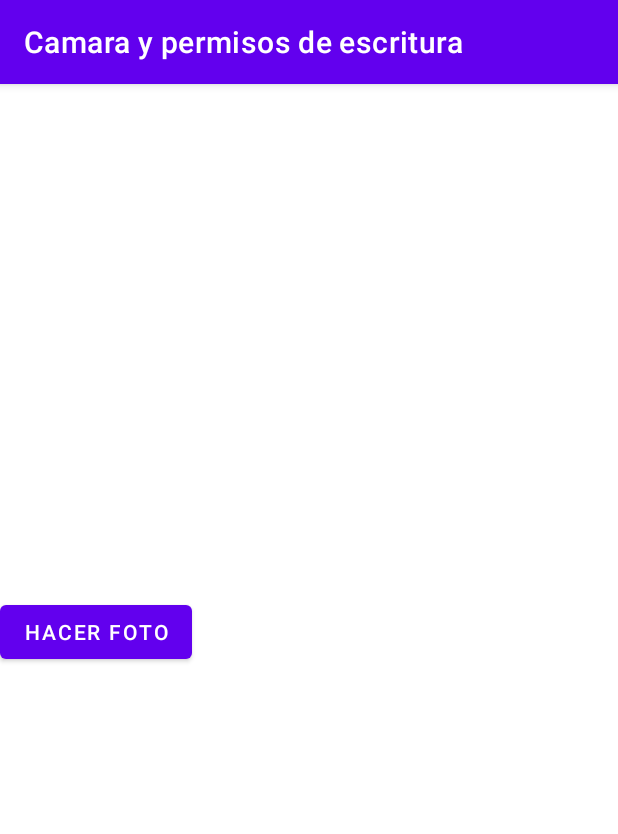
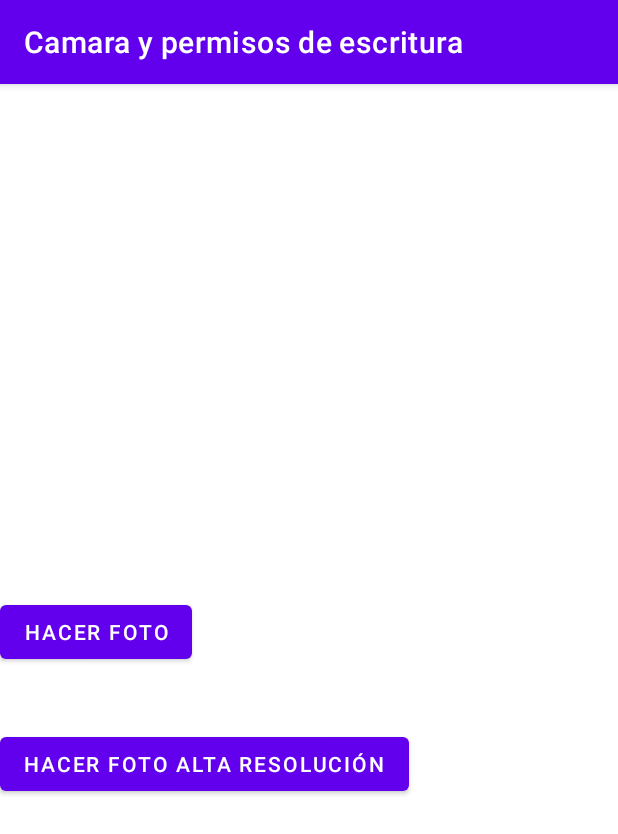
Before and after one commit to mpgprofe/Camaraypermisosdeescritura, an Android app: the screen it shows after launch (MainActivity), on a phone screen of 412 x 824 dp. Shown: the top 834 px of the screen. Run offline under Robolectric (Android 15) with nearby library versions, the phone set to English and light mode, and no system bars.

Commit message:
Cámara con foto a alta resolución.

```diff
--- a/app/src/main/AndroidManifest.xml
+++ b/app/src/main/AndroidManifest.xml
@@ -1,7 +1,7 @@
 <?xml version="1.0" encoding="utf-8"?>
 <manifest xmlns:android="http://schemas.android.com/apk/res/android"
     package="com.example.myapplication">
-
+<uses-permission android:name="android.permission.WRITE_EXTERNAL_STORAGE"></uses-permission>
     <application
         android:allowBackup="true"
         android:icon="@mipmap/ic_launcher"
--- a/app/src/main/res/layout/activity_main.xml
+++ b/app/src/main/res/layout/activity_main.xml
@@ -22,4 +22,15 @@
         android:text="Hacer Foto"
         app:layout_constraintStart_toStartOf="parent"
         app:layout_constraintTop_toBottomOf="@+id/imageView" />
+
+    <Button
+        android:id="@+id/buttonCamara2"
+        android:layout_width="wrap_content"
+        android:layout_height="wrap_content"
+        android:layout_marginTop="88dp"
+        android:text="Hacer Foto Alta resolución"
+        app:layout_constraintEnd_toEndOf="parent"
+        app:layout_constraintHorizontal_bias="0.0"
+        app:layout_constraintStart_toStartOf="parent"
+        app:layout_constraintTop_toBottomOf="@+id/imageView" />
 </androidx.constraintlayout.widget.ConstraintLayout>
```
Also changed, not shown: app/src/main/java/com/example/myapplication/MainActivity.java (+91 -1 lines).
